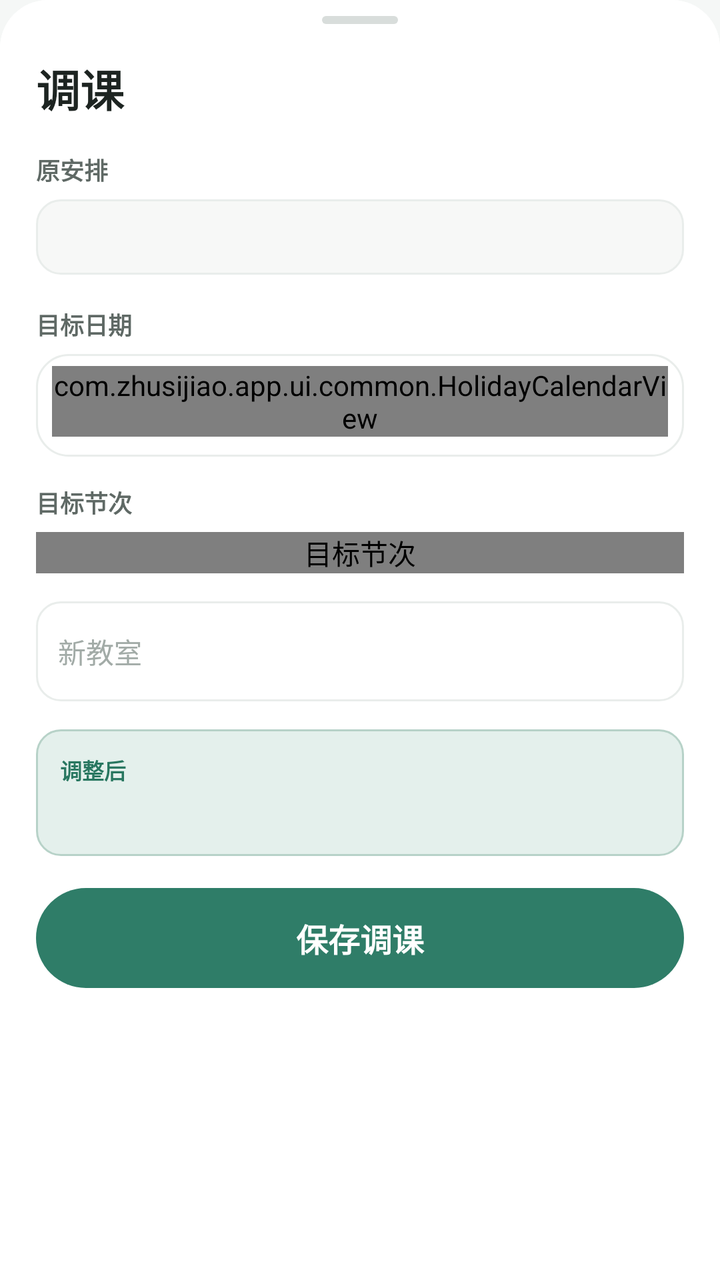
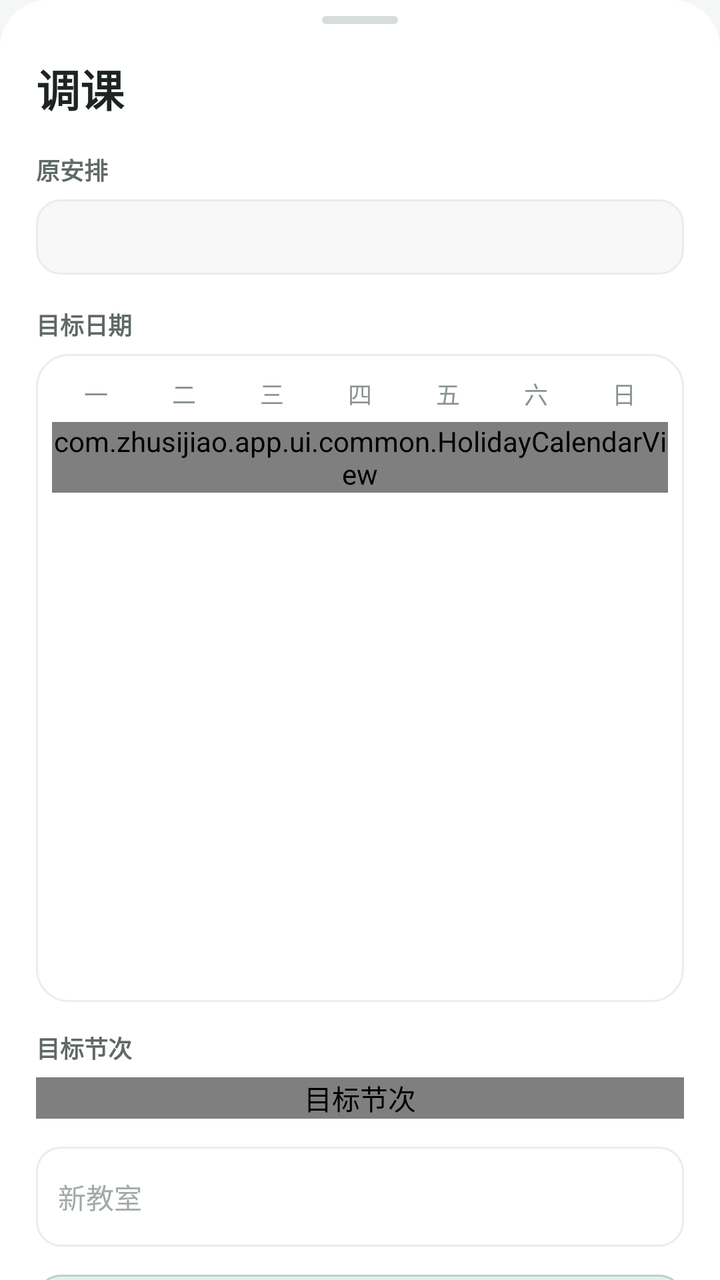

Two renders of the same Android screen: before a commit and after it. Below are the layout's source before the change and the commit's diff.
<!-- AndroidManifest.xml: application theme Theme.Zhusijiao -->
<!-- res/layout/dialog_reschedule.xml -->
<?xml version="1.0" encoding="utf-8"?>

<androidx.core.widget.NestedScrollView xmlns:android="http://schemas.android.com/apk/res/android"
    android:id="@+id/rescheduleScroll"
    android:layout_width="match_parent"
    android:layout_height="wrap_content"
    android:background="@drawable/bg_sheet"
    android:fillViewport="true"
    android:overScrollMode="never">

    <LinearLayout
        android:layout_width="match_parent"
        android:layout_height="wrap_content"
        android:background="@drawable/bg_sheet"
        android:orientation="vertical"
        style="@style/SheetRoot">

        <View style="@style/SheetHandle" />

        <TextView
            android:id="@+id/rescheduleTitle"
            android:layout_width="match_parent"
            android:layout_height="wrap_content"
            android:includeFontPadding="false"
            android:text="@string/reschedule_title"
            android:textColor="@color/text_primary"
            android:textSize="@dimen/text_display"
            android:textStyle="bold" />

        <TextView
            android:layout_width="match_parent"
            android:layout_height="wrap_content"
            android:layout_marginTop="16dp"
            android:text="@string/reschedule_source_label"
            android:textColor="@color/text_secondary"
            android:textSize="@dimen/text_hint"
            android:textStyle="bold" />

        <TextView
            android:id="@+id/rescheduleSource"
            android:layout_width="match_parent"
            android:layout_height="wrap_content"
            android:layout_marginTop="6dp"
            android:background="@drawable/bg_reschedule_source"
            android:lineSpacingExtra="2dp"
            android:textColor="@color/text_primary"
            android:textSize="@dimen/text_small" />

        
        <TextView
            android:layout_width="match_parent"
            android:layout_height="wrap_content"
            android:layout_marginTop="16dp"
            android:layout_marginBottom="6dp"
            android:text="@string/reschedule_date_label"
            android:textColor="@color/text_secondary"
            android:textSize="@dimen/text_hint"
            android:textStyle="bold" />

        <LinearLayout
            android:id="@+id/rescheduleCalendarCard"
            android:layout_width="match_parent"
            android:layout_height="wrap_content"
            android:background="@drawable/bg_card"
            android:orientation="vertical"
            android:paddingStart="8dp"
            android:paddingTop="6dp"
            android:paddingEnd="8dp"
            android:paddingBottom="10dp">

            <com.zhusijiao.app.ui.common.HolidayCalendarView
                android:id="@+id/rescheduleCalendar"
                android:layout_width="match_parent"
                android:layout_height="wrap_content" />
        </LinearLayout>

        <TextView
            android:id="@+id/rescheduleNoCalendar"
            android:layout_width="match_parent"
            android:layout_height="wrap_content"
            android:background="@color/tt_section_bg"
            android:padding="11dp"
            android:text="@string/reschedule_no_calendar"
            android:textColor="@color/text_tertiary"
            android:textSize="@dimen/text_small"
            android:visibility="gone" />

        <TextView
            android:layout_width="match_parent"
            android:layout_height="wrap_content"
            android:layout_marginTop="14dp"
            android:layout_marginBottom="6dp"
            android:text="@string/reschedule_section"
            android:textColor="@color/text_secondary"
            android:textSize="@dimen/text_hint"
            android:textStyle="bold" />

        <com.zhusijiao.app.ui.common.ChipRowView
            android:id="@+id/rescheduleSectionChips"
            android:layout_width="match_parent"
            android:layout_height="wrap_content"
            android:contentDescription="@string/reschedule_section" />


        <EditText
            android:id="@+id/rescheduleRoom"
            style="@style/FieldInput"
            android:layout_height="50dp"
            android:layout_marginTop="14dp"
            android:backgroundTint="@null"
            android:hint="@string/reschedule_room_hint"
            android:importantForAutofill="no"
            android:inputType="text"
            android:maxLength="80"
            android:singleLine="true" />

        <LinearLayout
            android:layout_width="match_parent"
            android:layout_height="wrap_content"
            android:layout_marginTop="14dp"
            android:background="@drawable/bg_reschedule_summary"
            android:orientation="vertical"
            android:padding="12dp">

            <TextView
                android:layout_width="match_parent"
                android:layout_height="wrap_content"
                android:text="@string/reschedule_summary_label"
                android:textColor="@color/accent_strong"
                android:textSize="@dimen/text_caption"
                android:textStyle="bold" />

            <TextView
                android:id="@+id/rescheduleSummary"
                android:layout_width="match_parent"
                android:layout_height="wrap_content"
                android:layout_marginTop="4dp"
                android:lineSpacingExtra="2dp"
                android:textColor="@color/text_primary"
                android:textSize="@dimen/text_body"
                android:textStyle="bold" />
        </LinearLayout>

        <TextView
            android:id="@+id/rescheduleSave"
            style="@style/PrimaryButton"
            android:layout_height="50dp"
            android:layout_marginTop="16dp"
            android:text="@string/reschedule_save" />

    </LinearLayout>
</androidx.core.widget.NestedScrollView>
<!-- resources referenced by this layout -->
<resources>
  <color name="accent_strong">#287760</color>
  <color name="text_primary">#1d2421</color>
  <color name="text_secondary">#5f6965</color>
  <color name="text_tertiary">#8a9490</color>
  <color name="tt_section_bg">#fbfcfb</color>
  <dimen name="text_body">14sp</dimen>
  <dimen name="text_caption">11sp</dimen>
  <dimen name="text_display">22sp</dimen>
  <dimen name="text_hint">12sp</dimen>
  <dimen name="text_small">13sp</dimen>
  <!-- drawable bg_card (drawable) -->
  <?xml version="1.0" encoding="utf-8"?>
  
  <shape xmlns:android="http://schemas.android.com/apk/res/android" android:shape="rectangle">
      <solid android:color="@color/surface" />
      <stroke android:width="1dp" android:color="@color/line" />
      <corners android:radius="@dimen/card_radius_lg" />
  </shape>
  <!-- drawable bg_sheet (drawable) -->
  <?xml version="1.0" encoding="utf-8"?>
  
  <shape xmlns:android="http://schemas.android.com/apk/res/android" android:shape="rectangle">
      <solid android:color="@color/surface" />
      <corners android:topLeftRadius="@dimen/radius_xl" android:topRightRadius="@dimen/radius_xl" />
  </shape>
  <string name="reschedule_date_label">目标日期</string>
  <string name="reschedule_no_calendar">当前课表缺少开学日期，无法使用日历选日期，将保持原上课日期。</string>
  <string name="reschedule_room_hint">新教室</string>
  <string name="reschedule_save">保存调课</string>
  <string name="reschedule_section">目标节次</string>
  <string name="reschedule_source_label">原安排</string>
  <string name="reschedule_summary_label">调整后</string>
  <string name="reschedule_title">调课</string>
  <style name="SheetRoot">
          <item name="android:paddingStart">18dp</item>
          <item name="android:paddingTop">8dp</item>
          <item name="android:paddingEnd">18dp</item>
          <item name="android:paddingBottom">16dp</item>
      </style>
  <color name="surface">#ffffff</color>
  <color name="line">#e9edeb</color>
  <dimen name="card_radius_lg">@dimen/radius_lg</dimen>
  <color name="background_alt">#f7f8f7</color>
  <dimen name="radius_md">12dp</dimen>
  <color name="accent_soft">#e4f0ec</color>
  <color name="card_border_active">#b7d2c8</color>
  <dimen name="radius_xl">24dp</dimen>
  <!-- drawable bg_field (drawable) -->
  <?xml version="1.0" encoding="utf-8"?>
  
  <shape xmlns:android="http://schemas.android.com/apk/res/android" android:shape="rectangle">
      <solid android:color="@color/surface" />
      <stroke android:width="1dp" android:color="@color/line" />
      <corners android:radius="@dimen/radius_md" />
  </shape>
  <color name="text_disabled">#a2aba7</color>
  <dimen name="button_min_height">44dp</dimen>
  <dimen name="text_button">@dimen/text_subtitle</dimen>
  <!-- drawable bg_sheet_handle (drawable) -->
  <?xml version="1.0" encoding="utf-8"?>
  
  <shape xmlns:android="http://schemas.android.com/apk/res/android" android:shape="rectangle">
      <solid android:color="@color/sheet_handle" />
      <corners android:radius="4dp" />
  </shape>
  <color name="accent">#2f7d68</color>
  <color name="background">#f5f7f6</color>
  <dimen name="radius_lg">16dp</dimen>
  <dimen name="button_radius">@dimen/radius_pill</dimen>
  <dimen name="text_subtitle">16sp</dimen>
  <color name="sheet_handle">#d8dddb</color>
  <style name="DialogButton" parent="Widget.AppCompat.Button.ButtonBar.AlertDialog">
          <item name="android:textColor">@color/accent</item>
          <item name="android:textStyle">bold</item>
      </style>
  <dimen name="radius_pill">100dp</dimen>
  <!-- unchanged entries left out for length: 8 -->
</resources>

<!-- the commit's change to res/layout/dialog_reschedule.xml (unified diff, before → after) -->
@@ -68,10 +68,13 @@
             android:paddingEnd="8dp"
             android:paddingBottom="10dp">
 
-            <com.zhusijiao.app.ui.common.HolidayCalendarView
-                android:id="@+id/rescheduleCalendar"
-                android:layout_width="match_parent"
-                android:layout_height="wrap_content" />
+            <include layout="@layout/include_calendar_weekdays" />
+            <androidx.core.widget.NestedScrollView android:id="@+id/rescheduleCalendarScroll"
+                android:layout_width="match_parent" android:layout_height="280dp" android:overScrollMode="never">
+                <com.zhusijiao.app.ui.common.HolidayCalendarView
+                    android:id="@+id/rescheduleCalendar" android:layout_width="match_parent"
+                    android:layout_height="wrap_content" />
+            </androidx.core.widget.NestedScrollView>
         </LinearLayout>
 
         <TextView
@@ -150,3 +153,22 @@
 
     </LinearLayout>
 </androidx.core.widget.NestedScrollView>
+<!-- res/layout/include_calendar_weekdays.xml (included above) -->
+<?xml version="1.0" encoding="utf-8"?>
+<LinearLayout xmlns:android="http://schemas.android.com/apk/res/android" android:layout_width="match_parent"
+    android:layout_height="wrap_content" android:orientation="horizontal">
+    <TextView android:layout_width="0dp" android:layout_height="28dp" android:layout_weight="1"
+        android:gravity="center" android:text="@string/calendar_monday" android:textColor="@color/text_tertiary" android:textSize="12sp" android:importantForAccessibility="no" />
+    <TextView android:layout_width="0dp" android:layout_height="28dp" android:layout_weight="1"
+        android:gravity="center" android:text="@string/calendar_tuesday" android:textColor="@color/text_tertiary" android:textSize="12sp" android:importantForAccessibility="no" />
+    <TextView android:layout_width="0dp" android:layout_height="28dp" android:layout_weight="1"
+        android:gravity="center" android:text="@string/calendar_wednesday" android:textColor="@color/text_tertiary" android:textSize="12sp" android:importantForAccessibility="no" />
+    <TextView android:layout_width="0dp" android:layout_height="28dp" android:layout_weight="1"
+        android:gravity="center" android:text="@string/calendar_thursday" android:textColor="@color/text_tertiary" android:textSize="12sp" android:importantForAccessibility="no" />
+    <TextView android:layout_width="0dp" android:layout_height="28dp" android:layout_weight="1"
+        android:gravity="center" android:text="@string/calendar_friday" android:textColor="@color/text_tertiary" android:textSize="12sp" android:importantForAccessibility="no" />
+    <TextView android:layout_width="0dp" android:layout_height="28dp" android:layout_weight="1"
+        android:gravity="center" android:text="@string/calendar_saturday" android:textColor="@color/text_tertiary" android:textSize="12sp" android:importantForAccessibility="no" />
+    <TextView android:layout_width="0dp" android:layout_height="28dp" android:layout_weight="1"
+        android:gravity="center" android:text="@string/calendar_sunday" android:textColor="@color/text_tertiary" android:textSize="12sp" android:importantForAccessibility="no" />
+</LinearLayout>
<!-- resource entries referenced after the edit -->
@@ -25,6 +25,13 @@
       <solid android:color="@color/surface" />
       <corners android:topLeftRadius="@dimen/radius_xl" android:topRightRadius="@dimen/radius_xl" />
   </shape>
+  <string name="calendar_friday">五</string>
+  <string name="calendar_monday">一</string>
+  <string name="calendar_saturday">六</string>
+  <string name="calendar_sunday">日</string>
+  <string name="calendar_thursday">四</string>
+  <string name="calendar_tuesday">二</string>
+  <string name="calendar_wednesday">三</string>
   <string name="reschedule_date_label">目标日期</string>
   <string name="reschedule_no_calendar">当前课表缺少开学日期，无法使用日历选日期，将保持原上课日期。</string>
   <string name="reschedule_room_hint">新教室</string>
